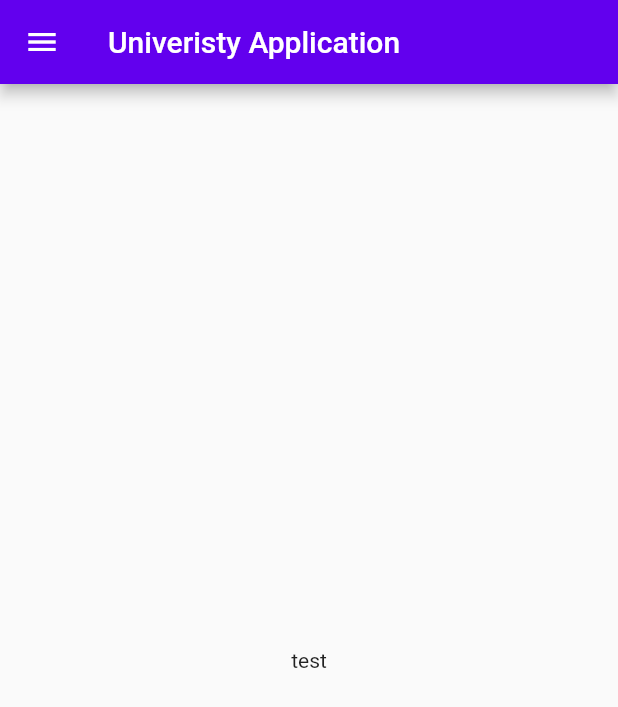
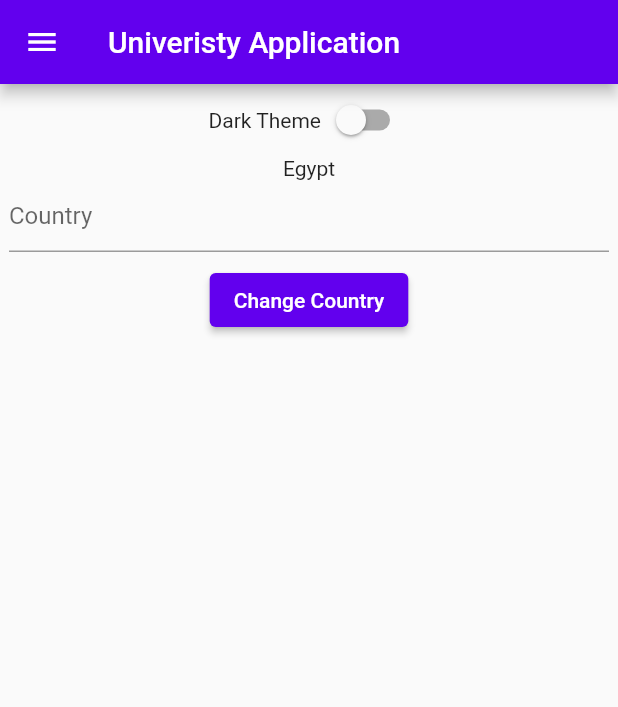
Before and after one commit to FadyTarekYohana/university_mobile_app, a Flutter app: the PreferenceScreen screen opened by its route, on a phone screen of 412 x 824 dp. Shown: the top 707 px of the screen. Run offline on Flutter 3.47's test engine with Material 2 defaults, Android fonts, the phone set to English and light mode, and no system bars; our stand-ins replace flutter_riverpod, go_router, shared_preferences; missing offline and left inert: network_image_search; accounts and stored records are empty; network calls fail.

Commit message:
code upload

```diff
--- a/lib/main.dart
+++ b/lib/main.dart
@@ -1,21 +1,30 @@
 import 'package:flutter/material.dart';
-import 'package:flutter_application_1/presentation/home_screen.dart';
+import 'package:flutter_application_1/util/user_preferences.dart';
+
 import 'package:flutter_application_1/routes.dart';
+import 'package:flutter_riverpod/flutter_riverpod.dart';
 
-void main() {
-  runApp(const MyApp());
+Future<void> main() async {
+  await UserSimplePreferences.init();
+
+  runApp(ProviderScope(child: MyApp()));
 }
 
-class MyApp extends StatelessWidget {
-  const MyApp({super.key});
+final themeProvider =
+    StateProvider<bool>((ref) => UserSimplePreferences.getTheme());
+
+class MyApp extends ConsumerWidget {
+  MyApp({super.key});
 
   @override
-  Widget build(BuildContext context) {
+  Widget build(BuildContext context, WidgetRef ref) {
+    bool darkTheme = ref.watch(themeProvider);
     return MaterialApp.router(
       title: 'Univeristy Application',
       debugShowCheckedModeBanner: false,
       theme: ThemeData(
-        colorScheme: const ColorScheme.light(),
+        colorScheme:
+            darkTheme ? const ColorScheme.dark() : const ColorScheme.light(),
       ),
       routerConfig: router,
     );
--- a/lib/presentation/preference_screen.dart
+++ b/lib/presentation/preference_screen.dart
@@ -1,21 +1,83 @@
 import 'package:flutter/material.dart';
-import 'package:flutter/src/widgets/container.dart';
-import 'package:flutter/src/widgets/framework.dart';
+import 'package:flutter_application_1/main.dart';
+import 'package:flutter_riverpod/flutter_riverpod.dart';
 
+import '../util/user_preferences.dart';
 import 'app_scaffold.dart';
 
-class PreferenceScreen extends StatefulWidget {
+class PreferenceScreen extends ConsumerStatefulWidget {
   const PreferenceScreen({super.key});
 
   @override
-  State<PreferenceScreen> createState() => _PreferenceScreenState();
+  ConsumerState<PreferenceScreen> createState() => _PreferenceScreenState();
 }
 
-class _PreferenceScreenState extends State<PreferenceScreen> {
+class _PreferenceScreenState extends ConsumerState<PreferenceScreen> {
+  late bool darkTheme;
+  late String country;
+  TextEditingController countryController = TextEditingController();
+
+  @override
+  void initState() {
+    darkTheme = UserSimplePreferences.getTheme();
+    country = UserSimplePreferences.getCountry();
+    super.initState();
+  }
+
+  void changeTheme() {
+    setState(() {
+      if (darkTheme) {
+        darkTheme = false;
+        UserSimplePreferences.setTheme(darkTheme);
+      } else {
+        darkTheme = true;
+        UserSimplePreferences.setTheme(darkTheme);
+      }
+    });
+  }
+
   @override
   Widget build(BuildContext context) {
     return AppScaffold(
-      child: Text("test"),
+      child: Column(
+        crossAxisAlignment: CrossAxisAlignment.center,
+        children: [
+          Row(
+            mainAxisAlignment: MainAxisAlignment.center,
+            children: [
+              const Text("Dark Theme"),
+              Switch(
+                value: darkTheme,
+                onChanged: (value) {
+                  changeTheme();
+                  darkTheme
+                      ? ref.read(themeProvider.state).state = true
+                      : ref.read(themeProvider.state).state = false;
+                },
+              )
+            ],
+          ),
+          Text(country),
+          SizedBox(
+            width: 400,
+            child: TextField(
+              decoration: new InputDecoration(hintText: 'Country'),
+              controller: countryController,
+            ),
+          ),
+          Padding(
+            padding: const EdgeInsets.all(8.0),
+            child: ElevatedButton(
+                onPressed: () {
+                  setState(() {
+                    UserSimplePreferences.setCountry(countryController.text);
+                    country = UserSimplePreferences.getCountry();
+                  });
+                },
+                child: Text("Change Country")),
+          )
+        ],
+      ),
     );
   }
 }
--- a/lib/presentation/search_screen.dart
+++ b/lib/presentation/search_screen.dart
@@ -1,6 +1,4 @@
 import 'package:flutter/cupertino.dart';
-import 'package:flutter/src/widgets/container.dart';
-import 'package:flutter/src/widgets/framework.dart';
 
 import 'app_scaffold.dart';
 
@@ -15,7 +13,7 @@ class _SearchScreenState extends State<SearchScreen> {
   @override
   Widget build(BuildContext context) {
     return AppScaffold(
-      child: Text("test"),
+      child: Container(),
     );
   }
 }
--- a/lib/routes.dart
+++ b/lib/routes.dart
@@ -8,18 +8,18 @@ import 'presentation/search_screen.dart';
 final GoRouter router = GoRouter(routes: [
   GoRoute(
     path: "/",
-    builder: (context, state) => const HomeScreen(),
+    builder: (context, state) => HomeScreen(),
   ),
   GoRoute(
     path: "/search",
-    builder: (context, state) => const SearchScreen(),
+    builder: (context, state) => SearchScreen(),
   ),
   GoRoute(
     path: "/preference",
-    builder: (context, state) => const PreferenceScreen(),
+    builder: (context, state) => PreferenceScreen(),
   ),
   GoRoute(
     path: "/about",
-    builder: (context, state) => const AboutScreen(),
+    builder: (context, state) => AboutScreen(),
   ),
 ]);
--- /dev/null
+++ b/lib/util/user_preferences.dart
@@ -0,0 +1,21 @@
+import 'package:shared_preferences/shared_preferences.dart';
+
+class UserSimplePreferences {
+  static SharedPreferences? _preferences;
+
+  static const _keyDarkTheme = "darkTheme";
+  static const _keyCountry = "country";
+
+  static Future init() async =>
+      _preferences = await SharedPreferences.getInstance();
+
+  static Future setTheme(bool theme) async =>
+      await _preferences!.setBool(_keyDarkTheme, theme);
+
+  static bool getTheme() => _preferences!.getBool(_keyDarkTheme) ?? false;
+
+  static Future setCountry(String country) async =>
+      await _preferences!.setString(_keyCountry, country);
+
+  static String getCountry() => _preferences!.getString(_keyCountry) ?? "Egypt";
+}
--- a/pubspec.yaml
+++ b/pubspec.yaml
@@ -38,6 +38,10 @@ dependencies:
   cupertino_icons: ^1.0.2
   go_router: ^6.0.0
   network_image_search: ^1.0.0
+  shared_preferences: ^2.0.15
+  flutter_riverpod: ^2.1.3
+  http: ^0.13.5
+  sqflite: ^2.2.2
 
 dev_dependencies:
   flutter_test:
```
Also changed, not shown: lib/model/post.dart (added, +50 -0 lines), lib/presentation/about_screen.dart (+4 -4 lines), lib/presentation/home_screen.dart (+64 -1 lines), lib/service/posts_service.dart (added, +19 -0 lines), pubspec.lock, 1 other file.
